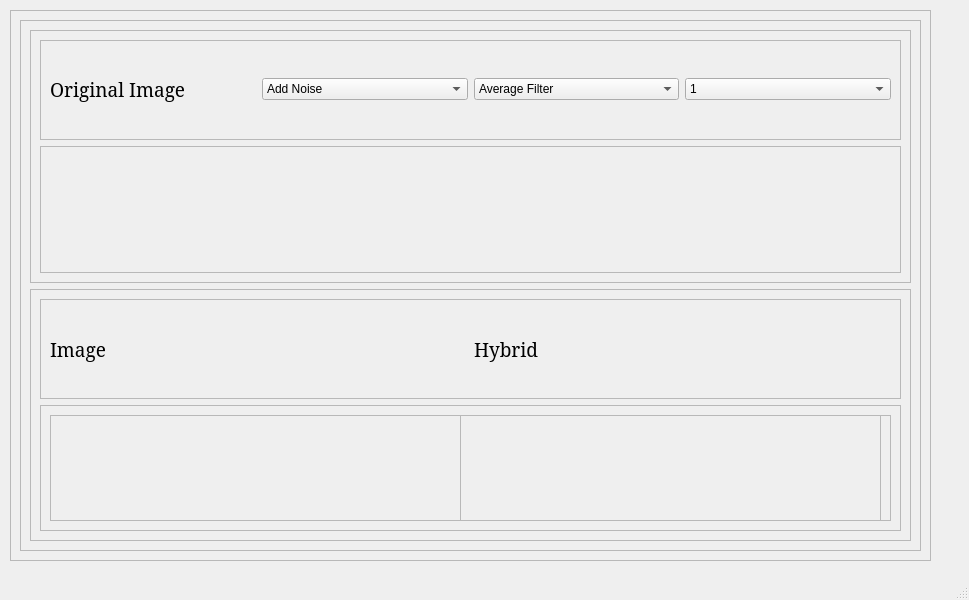
The window that task1.ui (Ibrahimelsayed60/Computer_vision_task_1) describes before a commit, drawn with Qt 5.
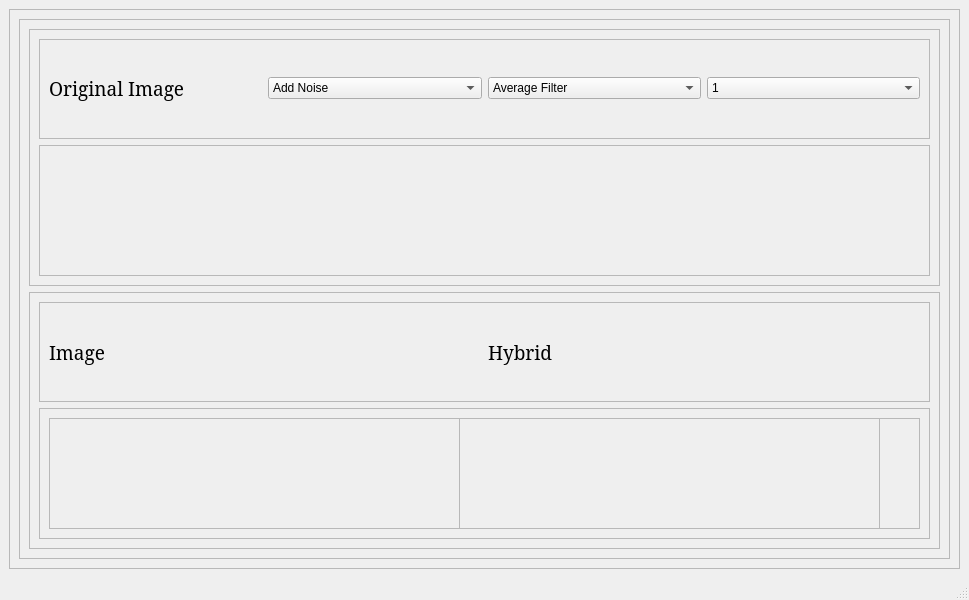
The same window after the commit.

Commit message: noisy image

What changed in the file:
```diff
--- a/task1.ui
+++ b/task1.ui
@@ -14,15 +14,9 @@
    <string>MainWindow</string>
   </property>
   <widget class="QWidget" name="centralwidget">
+   <layout class="QGridLayout" name="gridLayout_8">
+    <item row="0" column="0">
    <widget class="QFrame" name="frame_16">
-    <property name="geometry">
-     <rect>
-      <x>10</x>
-      <y>10</y>
-      <width>921</width>
-      <height>551</height>
-     </rect>
-    </property>
     <property name="frameShape">
      <enum>QFrame::StyledPanel</enum>
     </property>
@@ -342,6 +336,8 @@
      </item>
     </layout>
    </widget>
+    </item>
+   </layout>
   </widget>
   <widget class="QMenuBar" name="menubar">
    <property name="geometry">
```
Lines whose indentation alone changed are shown as unchanged. The commit also changes 2 other files.
